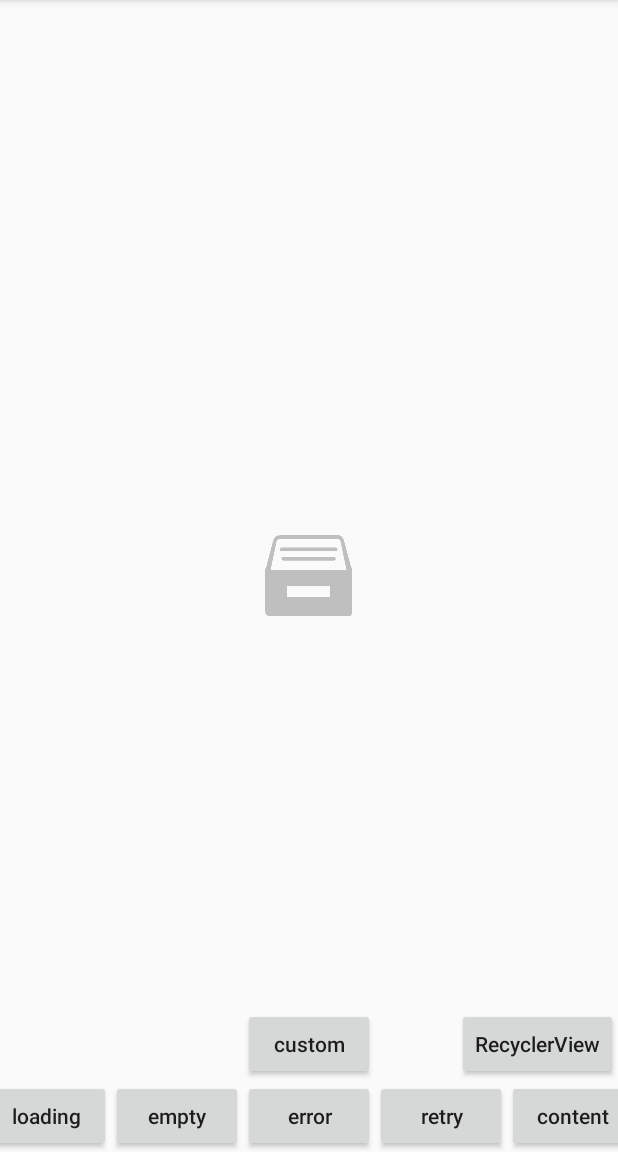
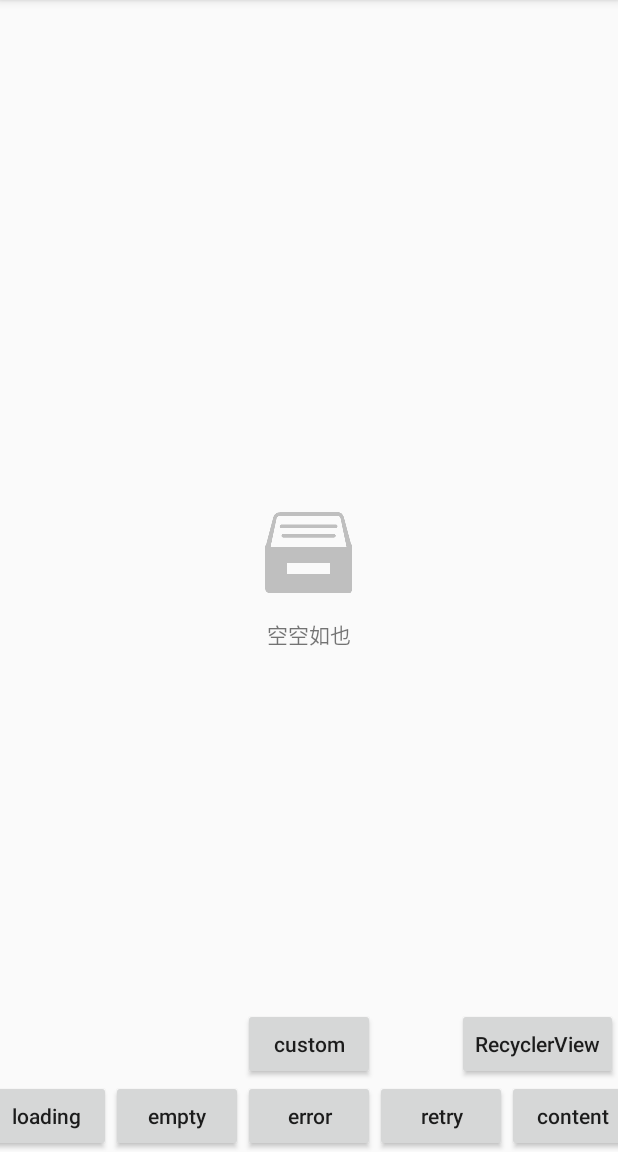
Before and after one commit to simplepeng/NiceStateView, an Android app: the screen it shows after launch (MainActivity), after a tap on "empty", on a phone screen of 412 x 824 dp, the part 84-1236 px from its top. Run offline under Robolectric (Android 15) with nearby library versions, the phone set to English and light mode, and no system bars.

Commit message:
update:修改重设view的方式

```diff
--- a/app/src/main/java/demo/simple/nsv/MainActivity.kt
+++ b/app/src/main/java/demo/simple/nsv/MainActivity.kt
@@ -6,19 +6,19 @@ import android.widget.Toast
 import androidx.appcompat.app.AppCompatActivity
 import kotlinx.android.synthetic.main.activity_main.*
 import me.simple.nsv.NiceStateView
-import me.simple.nsv.sample.NiceSampleEmptyView
-import me.simple.nsv.sample.NiceSampleErrorView
-import me.simple.nsv.sample.NiceSampleLoadingView
-import me.simple.nsv.sample.NiceSampleRetryView
+import me.simple.nsv.sample.NiceEmptyView
+import me.simple.nsv.sample.NiceErrorView
+import me.simple.nsv.sample.NiceLoadingView
+import me.simple.nsv.sample.NiceRetryView
 
 class MainActivity : AppCompatActivity() {
 
     private val niceStateView: NiceStateView by lazy {
         NiceStateView.newBuilder()
-            .registerLoading(NiceSampleLoadingView())
-            .registerEmpty(NiceSampleEmptyView())
-            .registerError(NiceSampleErrorView())
-            .registerRetry(NiceSampleRetryView())
+            .registerLoading(NiceLoadingView())
+            .registerEmpty(NiceEmptyView())
+            .registerError(NiceErrorView())
+            .registerRetry(NiceRetryView())
             .registerCustom(CustomLoginView())
             .wrapContent(view_content)
     }
@@ -38,9 +38,7 @@ class MainActivity : AppCompatActivity() {
         }
 
         btn_empty.setOnClickListener {
-            niceStateView.showEmpty().setOnViewClickListener(R.id.iv_empty) {
-                toast("showEmpty")
-            }
+            niceStateView.showEmpty()
 
 //            niceStateView.showEmpty()
 //                .setText(R.id.tv_empty, "这里空空如也~")
@@ -48,13 +46,11 @@ class MainActivity : AppCompatActivity() {
         }
 
         btn_error.setOnClickListener {
-            niceStateView.showError().setOnViewClickListener(R.id.iv_error) {
-                toast("showError")
-            }
+            niceStateView.showError()
         }
 
         btn_retry.setOnClickListener {
-            niceStateView.showRetry().setOnViewClickListener(R.id.iv_retry) {
+            niceStateView.showRetry().setOnViewClickListener(R.id.nsvIvRetry) {
                 niceStateView.showLoading()
                 view_content.postDelayed({
                     niceStateView.showContent()
--- a/app/src/main/res/values/strings.xml
+++ b/app/src/main/res/values/strings.xml
@@ -1,3 +1,4 @@
 <resources>
     <string name="app_name">NiceStateView</string>
+    <string name="app_empty">这里什么都没有</string>
 </resources>
--- /dev/null
+++ b/nice_state_view/src/main/java/me/simple/nsv/sample/NiceEmptyView.kt
@@ -0,0 +1,23 @@
+package me.simple.nsv.sample
+
+import android.view.View
+import android.widget.ImageView
+import android.widget.TextView
+import androidx.annotation.DrawableRes
+import androidx.annotation.StringRes
+import me.simple.nsv.IStateView
+import me.simple.nsv.R
+
+class NiceEmptyView(
+    @DrawableRes private val imageId: Int = R.drawable.nsv_empty,
+    @StringRes private val textId: Int = R.string.nsv_text_empty
+) : IStateView() {
+
+    override fun setLayoutRes() = R.layout.sample_empty_view
+
+    override fun onAttach(view: View) {
+        super.onAttach(view)
+        view.findViewById<ImageView>(R.id.nsvIvEmpty).setImageResource(imageId)
+        view.findViewById<TextView>(R.id.nsvTvEmpty).setText(textId)
+    }
+}
--- /dev/null
+++ b/nice_state_view/src/main/java/me/simple/nsv/sample/NiceErrorView.kt
@@ -0,0 +1,24 @@
+package me.simple.nsv.sample
+
+import android.view.View
+import android.widget.ImageView
+import android.widget.TextView
+import androidx.annotation.DrawableRes
+import androidx.annotation.StringRes
+import me.simple.nsv.IStateView
+import me.simple.nsv.R
+
+class NiceErrorView(
+    @DrawableRes private val imageId: Int = R.drawable.nsv_error,
+    @StringRes private val textId: Int = R.string.nsv_text_error
+) : IStateView() {
+
+    override fun setLayoutRes() = R.layout.sample_error_view
+
+    override fun onAttach(view: View) {
+        super.onAttach(view)
+        view.findViewById<ImageView>(R.id.nsvIvError).setImageResource(imageId)
+        view.findViewById<TextView>(R.id.nsvTvError).setText(textId)
+    }
+
+}
--- /dev/null
+++ b/nice_state_view/src/main/java/me/simple/nsv/sample/NiceLoadingView.kt
@@ -0,0 +1,10 @@
+package me.simple.nsv.sample
+
+import me.simple.nsv.IStateView
+import me.simple.nsv.R
+
+class NiceLoadingView : IStateView() {
+
+    override fun setLayoutRes() = R.layout.sample_loading_view
+
+}
--- /dev/null
+++ b/nice_state_view/src/main/java/me/simple/nsv/sample/NiceRetryView.kt
@@ -0,0 +1,23 @@
+package me.simple.nsv.sample
+
+import android.view.View
+import android.widget.ImageView
+import android.widget.TextView
+import androidx.annotation.DrawableRes
+import androidx.annotation.StringRes
+import me.simple.nsv.IStateView
+import me.simple.nsv.R
+
+class NiceRetryView(
+    @DrawableRes private val imageId: Int = R.drawable.nsv_retry,
+    @StringRes private val textId: Int = R.string.nsv_text_retry
+) : IStateView() {
+
+    override fun setLayoutRes() = R.layout.sample_retry_view
+
+    override fun onAttach(view: View) {
+        super.onAttach(view)
+        view.findViewById<ImageView>(R.id.nsvIvRetry).setImageResource(imageId)
+        view.findViewById<TextView>(R.id.nsvTvRetry).setText(textId)
+    }
+}
--- a/nice_state_view/src/main/java/me/simple/nsv/sample/NiceSampleEmptyView.kt
+++ /dev/null
@@ -1,21 +0,0 @@
-package me.simple.nsv.sample
-
-import android.view.View
-import me.simple.nsv.IStateView
-import me.simple.nsv.utils.NsvLog
-import me.simple.nsv.R
-
-class NiceSampleEmptyView : IStateView() {
-
-    override fun setLayoutRes() = R.layout.sample_empty_view
-
-    override fun onAttach(view: View) {
-        super.onAttach(view)
-        NsvLog.d("NiceSampleEmptyView ----> onAttach")
-    }
-
-    override fun onDetach(view: View) {
-        super.onDetach(view)
-        NsvLog.d("NiceSampleEmptyView ----> onDetach")
-    }
-}
--- a/nice_state_view/src/main/java/me/simple/nsv/sample/NiceSampleLoadingView.kt
+++ /dev/null
@@ -1,31 +0,0 @@
-package me.simple.nsv.sample
-
-import android.view.View
-import me.simple.nsv.IStateView
-import me.simple.nsv.utils.NsvLog
-import me.simple.nsv.R
-
-class NiceSampleLoadingView : IStateView() {
-
-    /**
-     * 设置填充的布局文件
-     */
-    override fun setLayoutRes() = R.layout.sample_loading_view
-
-    /**
-     * 初始化一些耗时的动画资源
-     */
-    override fun onAttach(view: View) {
-        super.onAttach(view)
-        NsvLog.d("NiceSampleLoadingView ----> onAttach")
-    }
-
-    /**
-     * 释放一些耗时的动画资源，避免内存泄露
-     */
-    override fun onDetach(view: View) {
-        super.onDetach(view)
-        NsvLog.d("NiceSampleLoadingView ----> onDetach")
-    }
-
-}
--- a/nice_state_view/src/main/java/me/simple/nsv/utils/NsvLog.kt
+++ b/nice_state_view/src/main/java/me/simple/nsv/utils/NsvLog.kt
@@ -10,7 +10,6 @@ internal class NsvLog {
         private const val DEBUG = false
 
         fun d(msg: String) {
-            if (!DEBUG) return
             Log.d(TAG, msg)
         }
     }
--- a/nice_state_view/src/main/res/layout/sample_empty_view.xml
+++ b/nice_state_view/src/main/res/layout/sample_empty_view.xml
@@ -4,12 +4,25 @@
     android:layout_width="match_parent"
     android:layout_height="match_parent">
 
-    <ImageView
-        android:id="@+id/iv_empty"
+    <LinearLayout
         android:layout_width="wrap_content"
         android:layout_height="wrap_content"
         android:layout_centerInParent="true"
-        android:src="@drawable/nsv_empty"
-        tools:ignore="ContentDescription" />
+        android:gravity="center_horizontal"
+        android:orientation="vertical">
 
+        <ImageView
+            android:id="@+id/nsvIvEmpty"
+            android:layout_width="wrap_content"
+            android:layout_height="wrap_content"
+            android:src="@drawable/nsv_empty"
+            tools:ignore="ContentDescription" />
+
+        <TextView
+            android:id="@+id/nsvTvEmpty"
+            android:layout_width="wrap_content"
+            android:layout_height="wrap_content"
+            android:layout_marginTop="10dp"
+            android:text="@string/nsv_text_empty" />
+    </LinearLayout>
 </RelativeLayout>
--- a/nice_state_view/src/main/res/values/strings.xml
+++ b/nice_state_view/src/main/res/values/strings.xml
@@ -1,2 +1,5 @@
 <resources>
+    <string name="nsv_text_empty">空空如也</string>
+    <string name="nsv_text_error">发生未知错误</string>
+    <string name="nsv_text_retry">点击图标重试</string>
 </resources>
```
Also changed, not shown: app/src/main/java/demo/simple/nsv/RecyclerViewActivity.kt (+8 -8 lines), nice_state_view/src/main/java/me/simple/nsv/IStateView.kt (+0 -36 lines), nice_state_view/src/main/java/me/simple/nsv/sample/NiceSampleErrorView.kt (deleted, +0 -21 lines), nice_state_view/src/main/java/me/simple/nsv/sample/NiceSampleRetryView.kt (deleted, +0 -21 lines), nice_state_view/src/main/res/layout/sample_error_view.xml (+17 -3 lines), nice_state_view/src/main/res/layout/sample_retry_view.xml (+18 -3 lines).
